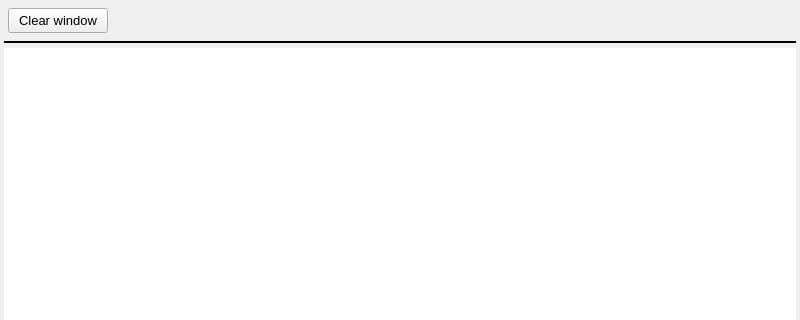
Above: mw4/gui/widgets/message.ui from mworion/MountWizzard4 before the change; both pictures show x 0 to 800 and y 0 to 320 of the 800 by 600 pixel window. Below: the same form after it.
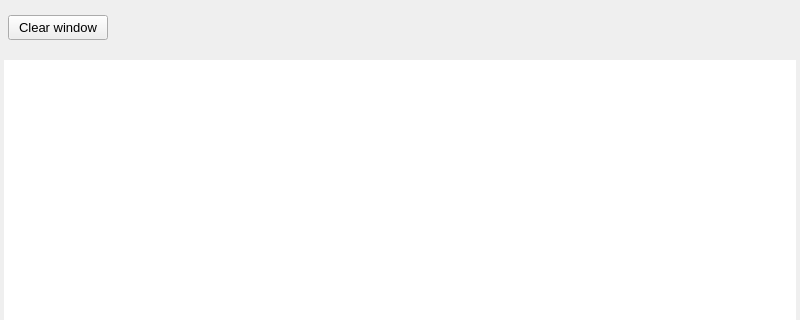
That is the form after the change.

```diff
--- a/mw4/gui/widgets/message.ui
+++ b/mw4/gui/widgets/message.ui
@@ -42,7 +42,6 @@
   </property>
   <property name="font">
    <font>
-    <family>Arial</family>
     <pointsize>10</pointsize>
    </font>
   </property>
@@ -106,10 +105,13 @@
        <property name="orientation">
         <enum>Qt::Horizontal</enum>
        </property>
+       <property name="sizeType">
+        <enum>QSizePolicy::Expanding</enum>
+       </property>
        <property name="sizeHint" stdset="0">
         <size>
-         <width>40</width>
-         <height>20</height>
+         <width>20</width>
+         <height>40</height>
         </size>
        </property>
       </spacer>
@@ -118,9 +120,6 @@
    </item>
    <item>
     <widget class="Line" name="line">
-     <property name="frameShadow">
-      <enum>QFrame::Plain</enum>
-     </property>
      <property name="lineWidth">
       <number>2</number>
      </property>
@@ -128,7 +127,7 @@
       <number>1</number>
      </property>
      <property name="orientation">
-      <enum>Qt::Horizontal</enum>
+      <enum>Qt::Vertical</enum>
      </property>
     </widget>
    </item>
@@ -136,7 +135,6 @@
     <widget class="QTableWidget" name="messageTable">
      <property name="font">
       <font>
-       <family>Arial</family>
        <pointsize>10</pointsize>
        <bold>false</bold>
       </font>
@@ -144,6 +142,9 @@
      <property name="toolTip">
       <string>&lt;html&gt;&lt;head/&gt;&lt;body&gt;&lt;p&gt;Messages&lt;/p&gt;&lt;/body&gt;&lt;/html&gt;</string>
      </property>
+     <property name="layoutDirection">
+      <enum>Qt::LeftToRight</enum>
+     </property>
      <property name="frameShape">
       <enum>QFrame::NoFrame</enum>
      </property>
@@ -178,7 +179,7 @@
       <bool>false</bool>
      </property>
      <property name="gridStyle">
-      <enum>Qt::DotLine</enum>
+      <enum>Qt::NoPen</enum>
      </property>
      <property name="sortingEnabled">
       <bool>false</bool>
```
Left out of the diff: 2 changed lines with no effect on the pictures.
